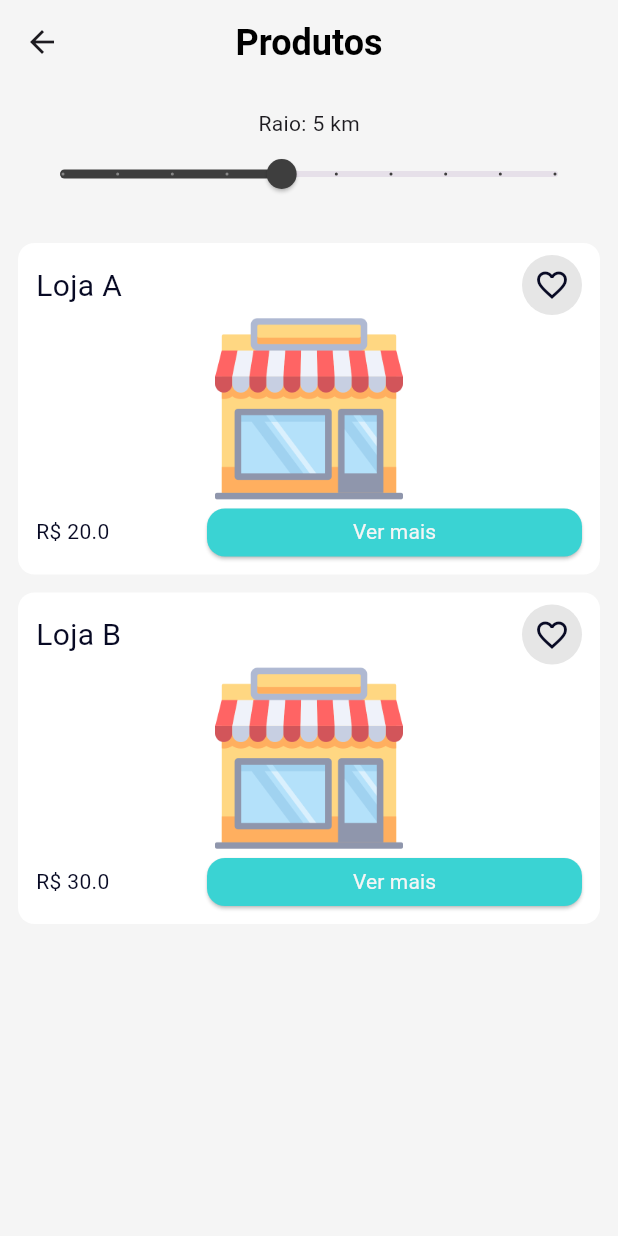
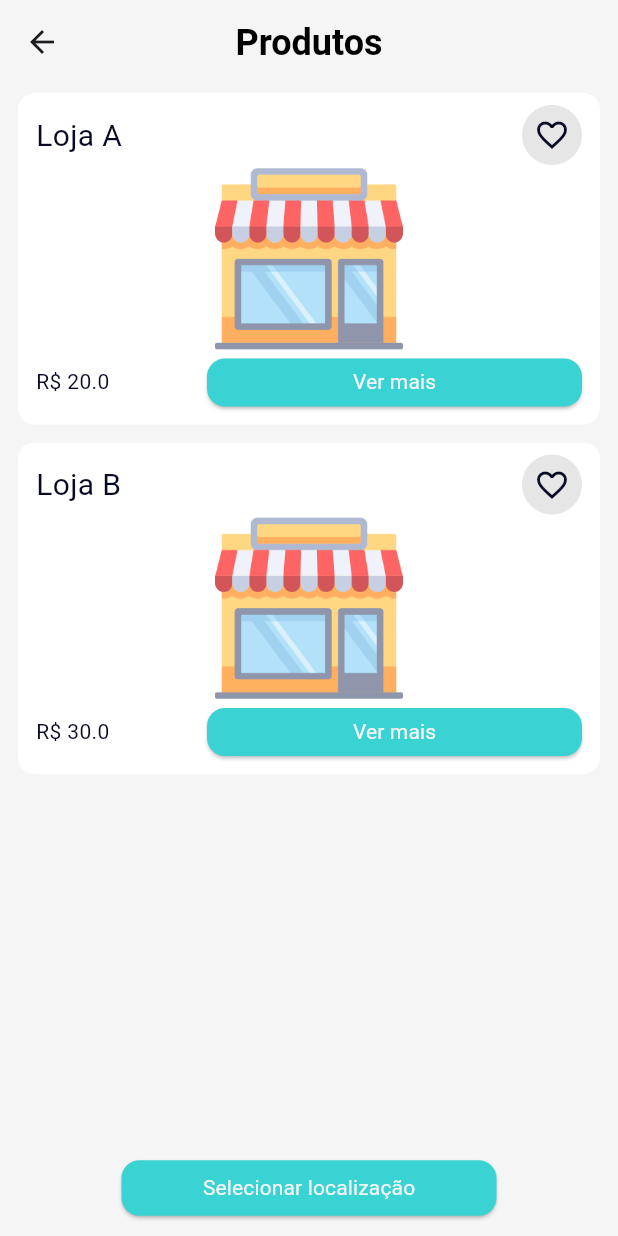
Before and after one commit to TZPabLoTZ/geo, a Flutter app: the HomePage screen opened by its route, on a phone screen of 412 x 824 dp. Run offline on Flutter 3.47's test engine with Material 3 defaults, Android fonts, the phone set to English and light mode, and no system bars; our stand-ins replace get; missing offline and left inert: free_map; Roboto replaces fonts that are missing (Poppins).

Commit message:
feat: adding resolved issues

```diff
--- a/lib/app/app_routes.dart
+++ b/lib/app/app_routes.dart
@@ -1,5 +1,6 @@
 import 'package:get/get.dart';
 
+import 'modules/home/home_controller.dart';
 import 'modules/home/home_page.dart';
 import 'modules/location/location_page.dart';
 import 'modules/product_details/product_details_page.dart';
@@ -10,7 +11,13 @@ class AppRoutes {
 
   static List<GetPage> pages = [
     GetPage(name: SplashPage.route, page: () => const SplashPage()),
-    GetPage(name: HomePage.route, page: () => const HomePage()),
+    GetPage(
+      name: HomePage.route,
+      page: () => const HomePage(),
+      binding: BindingsBuilder(() {
+        Get.put(HomeController());
+      }),
+    ),
     GetPage(
       name: ProductDetailsPage.route,
       page: () => const ProductDetailsPage(),
--- a/lib/app/modules/home/widgets/body_home.dart
+++ b/lib/app/modules/home/widgets/body_home.dart
@@ -1,13 +1,9 @@
 import 'package:flutter/material.dart';
-import 'package:get/get_core/src/get_main.dart';
-import 'package:get/get_navigation/get_navigation.dart';
 import 'package:get/get_state_manager/src/simple/get_state.dart';
 
-import '../../../theme/app_colors.dart';
 import '../../../widgets/app_button_default.dart';
-import '../../../widgets/text_default.dart';
-import '../../product_details/product_details_page.dart';
 import '../home_controller.dart';
+import 'card_list_body.dart';
 
 class BodyHome extends StatelessWidget {
   const BodyHome({super.key});
@@ -15,100 +11,19 @@ class BodyHome extends StatelessWidget {
   @override
   Widget build(BuildContext context) {
     return GetBuilder<HomeController>(
-      init: HomeController(),
-      builder: (control) {
-        final product = control.productList;
+      builder: (controller) {
+        final products = controller.filteredProducts;
         return Column(
           children: [
+            CardListBody(product: products),
             Padding(
-              padding: const EdgeInsets.all(16),
-              child: Column(
-                children: [
-                  Text('Raio: ${control.raioKm.toStringAsFixed(0)} km'),
-                  Slider(
-                    min: 1,
-                    max: 10,
-                    value: control.raioKm,
-                    divisions: 9,
-                    activeColor: AppColors.secondary,
-                    label: '${control.raioKm.toStringAsFixed(0)} km',
-                    onChanged: (value) {
-                      control.updateRaio(value);
-                    },
-                  ),
-                ],
+              padding: const EdgeInsets.all(12),
+              child: AppButtonDefault(
+                isValid: true,
+                paddingVertical: 18,
+                onTap: controller.navigateToLocationSelection,
+                text: "Selecionar localização",
               ),
-            ),
-            Expanded(
-              child:
-                  product.isEmpty
-                      ? Center(child: Text('Nenhum produto próximo.'))
-                      : ListView.builder(
-                        itemCount: product.length,
-                        itemBuilder: (context, index) {
-                          final p = product[index];
-
-                          return Container(
-                            margin: EdgeInsets.symmetric(
-                              horizontal: 12,
-                              vertical: 6,
-                            ),
-                            padding: EdgeInsets.symmetric(
-                              horizontal: 12,
-                              vertical: 8,
-                            ),
-                            decoration: BoxDecoration(
-                              borderRadius: BorderRadius.circular(11),
-                              color: AppColors.white,
-                            ),
-                            child: Column(
-                              children: [
-                                Row(
-                                  mainAxisAlignment:
-                                      MainAxisAlignment.spaceBetween,
-                                  children: [
-                                    TextDefault(
-                                      text: p.name,
-                                      color: AppColors.text,
-                                      fontSize: 20,
-                                    ),
-                                    InkWell(
-                                      onTap: () {},
-                                      child: CircleAvatar(
-                                        backgroundColor: AppColors.border,
-                                        child: Icon(
-                                          Icons.favorite_border,
-                                          color: AppColors.text,
-                                        ),
-                                      ),
-                                    ),
-                                  ],
-                                ),
-                                Image.asset(p.image, height: 125),
-                                Row(
-                                  mainAxisAlignment:
-                                      MainAxisAlignment.spaceBetween,
-                                  children: [
-                                    TextDefault(
-                                      text: 'R\$ ${p.price}',
-                                      color: AppColors.text,
-                                    ),
-                                    AppButtonDefault(
-                                      isValid: true,
-                                      onTap: () {
-                                        Get.to(
-                                          () => ProductDetailsPage(product: p),
-                                        );
-                                      },
-                                      text: "Ver mais",
-                                    ),
-                                  ],
-                                ),
-                              ],
-                            ),
-                          );
-                        },
-                      ),
             ),
           ],
         );
--- /dev/null
+++ b/lib/app/modules/home/widgets/card_list_body.dart
@@ -0,0 +1,79 @@
+import 'package:flutter/material.dart';
+import 'package:get/get.dart';
+
+import '../../../infra/models/product_model.dart';
+import '../../../theme/app_colors.dart';
+import '../../../widgets/app_button_default.dart';
+import '../../../widgets/text_default.dart';
+import '../../product_details/product_details_page.dart';
+
+class CardListBody extends StatelessWidget {
+  const CardListBody({super.key, required this.product});
+
+  final List<ProductModel> product;
+
+  @override
+  Widget build(BuildContext context) {
+    return Expanded(
+      child:
+          product.isEmpty
+              ? Center(child: Text('Nenhum produto próximo.'))
+              : ListView.builder(
+                itemCount: product.length,
+                itemBuilder: (context, index) {
+                  final p = product[index];
+
+                  return Container(
+                    margin: EdgeInsets.symmetric(horizontal: 12, vertical: 6),
+                    padding: EdgeInsets.symmetric(horizontal: 12, vertical: 8),
+                    decoration: BoxDecoration(
+                      borderRadius: BorderRadius.circular(11),
+                      color: AppColors.white,
+                    ),
+                    child: Column(
+                      children: [
+                        Row(
+                          mainAxisAlignment: MainAxisAlignment.spaceBetween,
+                          children: [
+                            TextDefault(
+                              text: p.name,
+                              color: AppColors.text,
+                              fontSize: 20,
+                            ),
+                            InkWell(
+                              onTap: () {},
+                              child: CircleAvatar(
+                                backgroundColor: AppColors.border,
+                                child: Icon(
+                                  Icons.favorite_border,
+                                  color: AppColors.text,
+                                ),
+                              ),
+                            ),
+                          ],
+                        ),
+                        Image.asset(p.image, height: 125),
+                        Row(
+                          mainAxisAlignment: MainAxisAlignment.spaceBetween,
+                          children: [
+                            TextDefault(
+                              text: 'R\$ ${p.price}',
+                              color: AppColors.text,
+                            ),
+                            AppButtonDefault(
+                              isValid: true,
+                              onTap: () {
+                                Get.to(() => ProductDetailsPage(product: p));
+                              },
+                              text: "Ver mais",
+                            ),
+                          ],
+                        ),
+                      ],
+                    ),
+                  );
+                },
+              ),
+    );
+  }
+}
--- /dev/null
+++ b/lib/app/modules/profile/profile_controller.dart
@@ -0,0 +1,3 @@
+import 'package:get/get.dart';
+
+class ProfileController extends GetxController {}
--- a/lib/app/modules/splash/splash_controller.dart
+++ /dev/null
@@ -1,3 +0,0 @@
-import 'package:get/get.dart';
-
-class SplashController extends GetxController {}
--- a/pubspec.yaml
+++ b/pubspec.yaml
@@ -12,7 +12,8 @@ dependencies:
   get: ^4.7.2
   geolocator: ^13.0.4
   geoflutterfire2: ^2.3.15
-  google_maps_flutter: ^2.12.1
+  # google_maps_flutter: ^2.12.1
+  free_map: ^2.0.3
 
 dev_dependencies:
   flutter_test:
```
Also changed, not shown: lib/app/modules/home/home_controller.dart (+78 -43 lines), lib/app/modules/location/location_controller.dart (+128 -1 lines), lib/app/modules/location/location_page.dart (+82 -81 lines), lib/app/modules/profile/profile_page.dart (added, +16 -0 lines), pubspec.lock.
